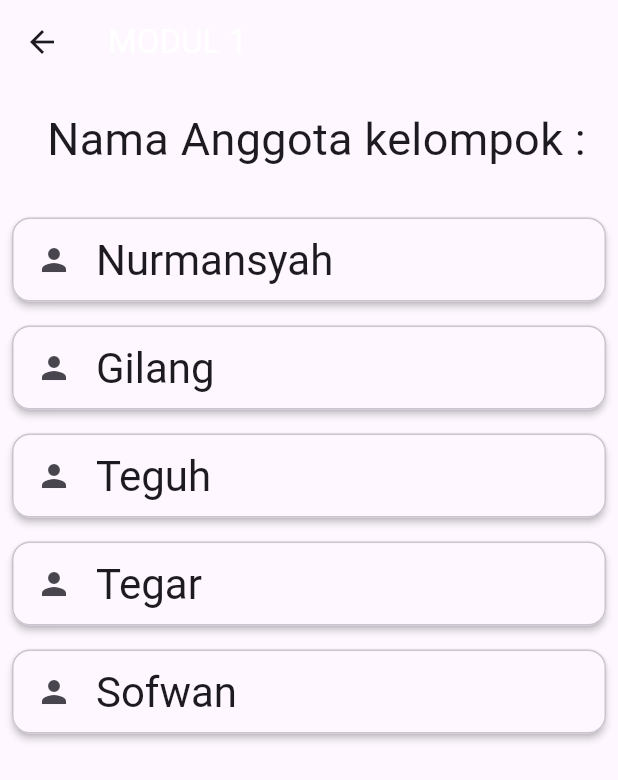
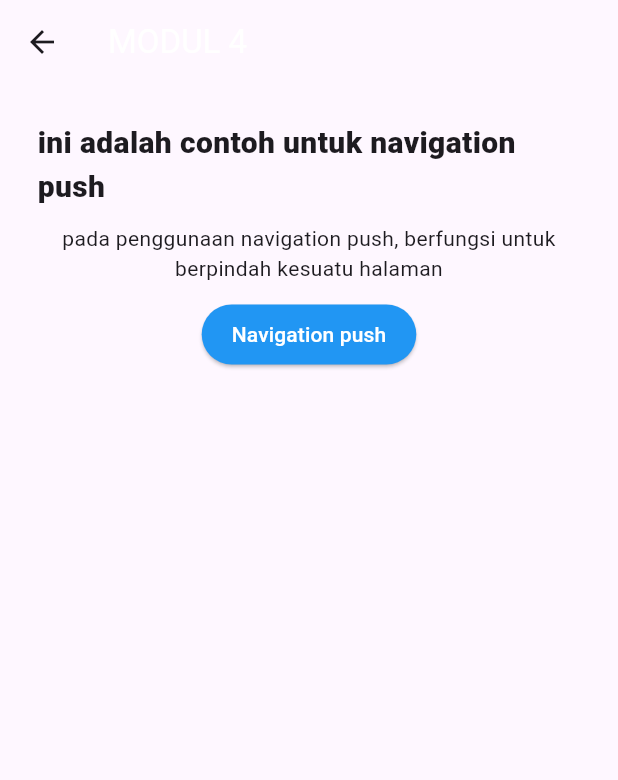
Before and after one commit to adoajah0989/Mobile-Programing, a Flutter app: what daftar_tugas() shows on an empty page, opened directly, after a tap on "modul 04", on a phone screen of 412 x 824 dp. Shown: the top 780 px of the screen. Run offline on Flutter 3.47's test engine with Material 3 defaults, Android fonts, the phone set to English and light mode, and no system bars; our stand-ins replace flutter_login, fluttertoast; missing offline and left inert: dart:html; generated files the repository leaves out were written again.

Commit message:
update lagi lah

```diff
--- /dev/null
+++ b/latihan_1/lib/components/button.dart
@@ -0,0 +1,28 @@
+import 'package:flutter/material.dart';
+
+class Button extends StatelessWidget {
+  final String
+      text_button; // Parameter for button text (consider renaming to 'text')
+  final VoidCallback onPressed; // Parameter for button action
+
+  const Button({
+    required this.text_button,
+    required this.onPressed,
+  }) : super();
+
+  @override
+  Widget build(BuildContext context) {
+    return ElevatedButton(
+      style: ButtonStyle(
+        backgroundColor: MaterialStateProperty.all(Colors.blue),
+        foregroundColor: MaterialStateProperty.all(Colors.white),
+        shape: MaterialStateProperty.all(StadiumBorder()),
+        padding: MaterialStateProperty.all(
+          EdgeInsets.symmetric(horizontal: 20, vertical: 10),
+        ),
+      ),
+      onPressed: onPressed,
+      child: Text(text_button),
+    );
+  }
+}
--- a/latihan_1/lib/components/daftarTugas.dart
+++ b/latihan_1/lib/components/daftarTugas.dart
@@ -3,7 +3,9 @@
 import 'package:flutter/painting.dart';
 import 'package:flutter/rendering.dart';
 import 'package:flutter/widgets.dart';
+import 'package:latihan_1/page/tugas4.dart';
 import 'package:latihan_1/page/tugas5.dart';
+import 'package:latihan_1/page/tugas6.dart';
 import '../page/tugas1.dart';
 import '../page/tugas2.dart';
 import '../page/tugas3.dart';
@@ -57,8 +59,8 @@
                         },
                         child: const Text(
                           'modul 01',
-                          style:
-                              TextStyle(color: Color.fromARGB(255, 249, 255, 255)),
+                          style: TextStyle(
+                              color: Color.fromARGB(255, 249, 255, 255)),
                         ),
                       ),
                       ElevatedButton(
@@ -70,8 +72,8 @@
                         },
                         child: const Text(
                           'modul 02',
-                          style:
-                              TextStyle(color: Color.fromARGB(255, 249, 255, 255)),
+                          style: TextStyle(
+                              color: Color.fromARGB(255, 249, 255, 255)),
                         ),
                       ),
                       ElevatedButton(
@@ -83,13 +85,12 @@
                         },
                         child: const Text(
                           'modul 03',
-                          style:
-                              TextStyle(color: Color.fromARGB(255, 249, 255, 255)),
+                          style: TextStyle(
+                              color: Color.fromARGB(255, 249, 255, 255)),
                         ),
                       ),
                     ],
                   ),
-
                 ],
               ),
             ),
@@ -105,13 +106,13 @@
                       onPressed: () {
                         Navigator.push(
                           context,
-                          MaterialPageRoute(builder: (context) => tugas1()),
+                          MaterialPageRoute(builder: (context) => tugas4()),
                         );
                       },
                       child: const Text(
                         'modul 04',
-                        style:
-                            TextStyle(color: Color.fromARGB(255, 249, 255, 255)),
+                        style: TextStyle(
+                            color: Color.fromARGB(255, 249, 255, 255)),
                       ),
                     ),
                     ElevatedButton(
@@ -123,26 +124,25 @@
                       },
                       child: const Text(
                         'modul 05',
-                        style:
-                            TextStyle(color: Color.fromARGB(255, 249, 255, 255)),
+                        style: TextStyle(
+                            color: Color.fromARGB(255, 249, 255, 255)),
                       ),
                     ),
                     ElevatedButton(
                       onPressed: () {
                         Navigator.push(
                           context,
-                          MaterialPageRoute(builder: (context) => tugas3()),
+                          MaterialPageRoute(builder: (context) => tugas6()),
                         );
                       },
                       child: const Text(
                         'modul 06',
-                        style:
-                            TextStyle(color: Color.fromARGB(255, 249, 255, 255)),
+                        style: TextStyle(
+                            color: Color.fromARGB(255, 249, 255, 255)),
                       ),
                     ),
                   ],
                 ),
-
               ],
             ),
           ),
--- /dev/null
+++ b/latihan_1/lib/page/tugas4.dart
@@ -0,0 +1,51 @@
+import 'dart:html';
+
+import 'package:flutter/material.dart';
+import 'package:latihan_1/components/button.dart';
+import 'package:latihan_1/components/index.dart';
+import 'package:latihan_1/page/tugas3.dart';
+
+class tugas4 extends StatelessWidget {
+  @override
+  Widget build(BuildContext context) {
+    return Scaffold(
+      appBar: AppBar(
+        title: Text(
+          'MODUL 4',
+          style: TextStyle(color: Colors.white),
+        ),
+      ),
+      body: Padding(
+          padding: EdgeInsets.all(15),
+          child: Center(
+            child: Column(
+              mainAxisAlignment: MainAxisAlignment.start,
+              children: <Widget>[
+                Container(
+                  padding: EdgeInsets.all(10),
+                  child: Text(
+                    'ini adalah contoh untuk navigation push',
+                    style: TextStyle(fontSize: 20, fontWeight: FontWeight.w800),
+                  ),
+                ),
+                Text(
+                  "pada penggunaan navigation push, berfungsi untuk berpindah kesuatu halaman",
+                  textAlign: TextAlign.center,
+                ),
+                SizedBox(
+                  height: 10,
+                ),
+                Button(
+                    text_button: 'Navigation push',
+                    onPressed: () {
+                      Navigator.push(
+                        context,
+                        MaterialPageRoute(builder: (context) => Index()),
+                      );
+                    })
+              ],
+            ),
+          )),
+    );
+  }
+}
```
Also changed, not shown: latihan_1/lib/components/index.dart (added, +44 -0 lines), latihan_1/lib/main.dart (+7 -2 lines), latihan_1/lib/page/tugas2.dart (+28 -27 lines), latihan_1/lib/page/tugas6.dart (added, +58 -0 lines), tugas_input_data/lib/main.dart (+17 -13 lines), tugas_input_data/lib/pages/signin.dart (+3 -4 lines).
